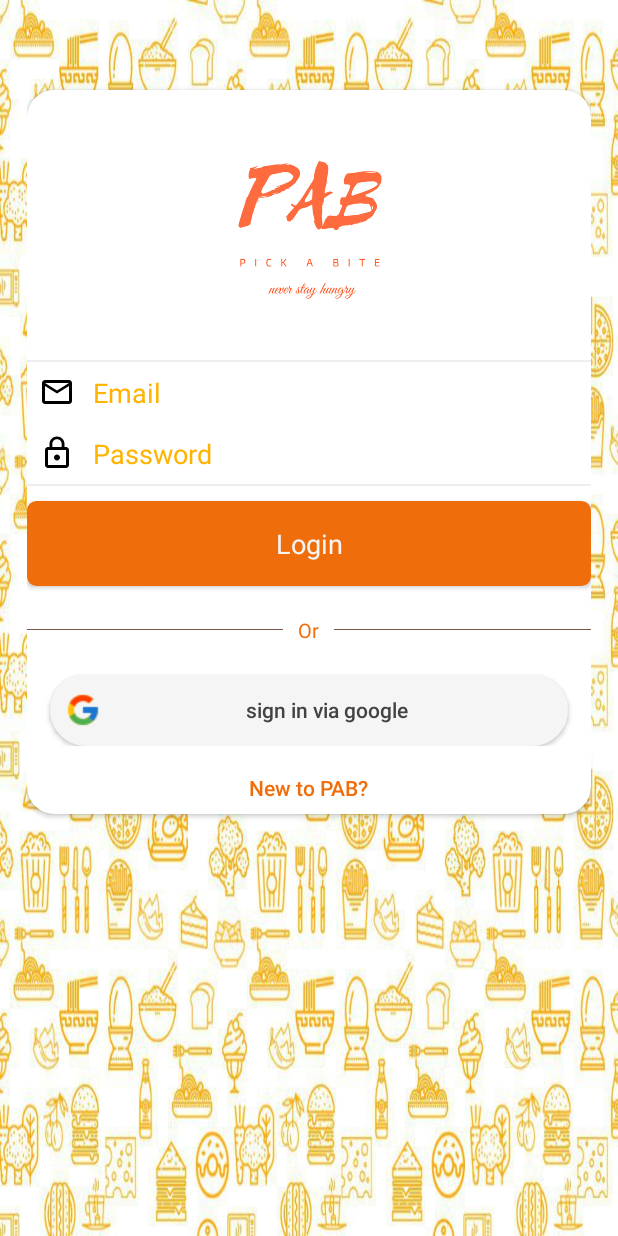
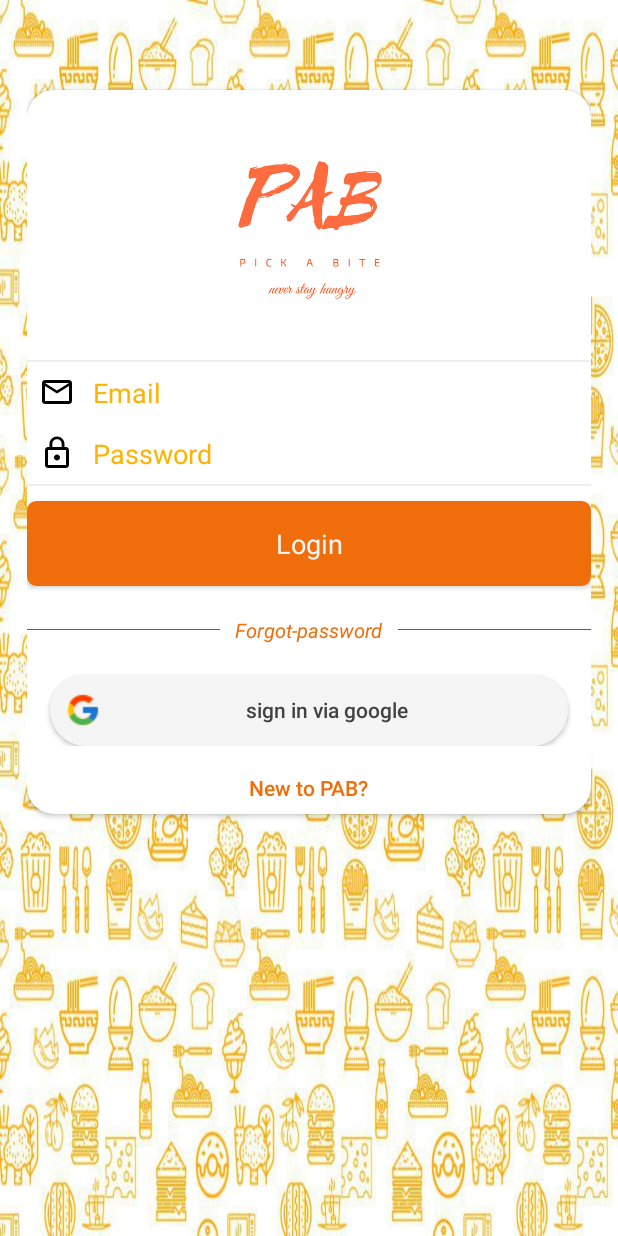
Before and after one commit to akhil117/PickABite-Updated, an Android app: the screen it shows after launch (LogIn), on a phone screen of 412 x 824 dp. Run offline under Robolectric (Android 15) with nearby library versions, the phone set to English and light mode, and no system bars; our stand-ins replace Firebase (no records; nobody signed in at launch, a user with empty details on screens opened directly).

Commit message:
Added some changes

```diff
--- a/PBR/app/build.gradle
+++ b/PBR/app/build.gradle
@@ -47,4 +47,5 @@ dependencies {
 
 
 
+
 apply plugin: 'com.google.gms.google-services'
--- a/PBR/app/src/main/AndroidManifest.xml
+++ b/PBR/app/src/main/AndroidManifest.xml
@@ -36,7 +36,8 @@
             android:name=".Signup"
             android:noHistory="true" />
         <activity android:name=".addingitemstocart" />
-        <activity android:name=".BillActivity"></activity>
+        <activity android:name=".BillActivity" />
+        <activity android:name=".Forgot"></activity>
     </application>
 
 </manifest>
--- a/PBR/app/src/main/java/com/example/itachi/com/pbr/LogIn.java
+++ b/PBR/app/src/main/java/com/example/itachi/com/pbr/LogIn.java
@@ -16,7 +16,7 @@ import com.google.firebase.auth.FirebaseAuth;
 
 public class LogIn extends AppCompatActivity {
     private FirebaseAuth mAuth;
-    TextView email,password;
+    TextView email,password,fpassword;
     Button signup;
     @Override
     protected void onCreate(Bundle savedInstanceState) {
@@ -24,6 +24,15 @@ public class LogIn extends AppCompatActivity {
         setContentView(R.layout.activity_log_in);
         getSupportActionBar().hide();
         mAuth = FirebaseAuth.getInstance();
+        fpassword = (TextView)findViewById(R.id.forgotpassword);
+        ///CODE FOR FORGOT PASSWORD
+        fpassword.setOnClickListener(new View.OnClickListener() {
+            @Override
+            public void onClick(View view) {
+                Intent intent = new Intent(LogIn.this,Forgot.class);
+                startActivity(intent);
+            }
+        });
         if(mAuth.getCurrentUser() != null) {
             startActivity(new Intent(LogIn.this, Home.class));
         }
--- a/PBR/app/src/main/res/layout/activity_log_in.xml
+++ b/PBR/app/src/main/res/layout/activity_log_in.xml
@@ -9,13 +9,14 @@
     android:paddingTop="10dp"
     android:paddingBottom="10dp"
     android:background="@drawable/svg">
+
     <android.support.v7.widget.CardView
         android:layout_width="wrap_content"
         android:layout_height="wrap_content"
+        android:layout_gravity="center"
         android:layout_marginTop="50dp"
         android:foregroundGravity="center"
-        app:cardCornerRadius="18dp"
-        android:layout_gravity="center">
+        app:cardCornerRadius="18dp">
 
         <LinearLayout
             android:layout_width="match_parent"
@@ -57,18 +58,18 @@
 
                 <EditText
                     android:id="@+id/pass"
-                    android:drawableStart="@drawable/ic_lock_outline_black_24dp"
                     android:layout_width="match_parent"
                     android:layout_height="wrap_content"
                     android:background="@android:color/transparent"
                     android:drawablePadding="12dp"
+                    android:drawableStart="@drawable/ic_lock_outline_black_24dp"
                     android:ems="10"
                     android:hint="Password"
                     android:inputType="textPassword"
                     android:maxLines="1"
                     android:padding="8dp"
                     android:textColor="@color/yellow"
-                    android:textColorHint="@color/yellow"/>
+                    android:textColorHint="@color/yellow" />
 
                 <View
                     android:layout_width="fill_parent"
@@ -77,49 +78,52 @@
 
                 <Button
                     android:id="@+id/login"
-                    android:onClick="login"
                     style="@style/Base.TextAppearance.AppCompat.Body1"
                     android:layout_width="match_parent"
                     android:layout_height="wrap_content"
                     android:layout_marginTop="10dp"
                     android:background="@drawable/background_login"
                     android:clickable="true"
+                    android:focusable="true"
+                    android:onClick="login"
                     android:padding="16dp"
                     android:text="Login"
                     android:textAllCaps="false"
                     android:textColor="#F5F5F5"
-                    android:textSize="18sp"
-                    android:focusable="true" />
+                    android:textSize="18sp" />
 
                 <LinearLayout
                     android:layout_width="match_parent"
                     android:layout_height="wrap_content"
+                    android:layout_marginBottom="10dp"
                     android:layout_marginTop="20dp"
-                    android:layout_marginBottom="10dp"
                     android:gravity="center_horizontal">
+
                     <View
+                        android:layout_width="50dp"
                         android:layout_height="0.5dp"
-                        android:layout_width="50dp"
-                        android:background="#795548"
                         android:layout_gravity="center"
-                        android:layout_weight = "1"/>
+                        android:layout_weight="1"
+                        android:background="#795548" />
 
                     <TextView
-                        android:layout_marginStart="10dp"
-                        android:layout_marginEnd="10dp"
+                        android:id="@+id/forgotpassword"
                         android:layout_width="wrap_content"
                         android:layout_height="wrap_content"
-                        android:text="Or"
+                        android:layout_gravity="center"
+                        android:layout_marginEnd="10dp"
+                        android:layout_marginStart="10dp"
+                        android:text="Forgot-password"
+                        android:textStyle="italic"
                         android:textColor="#ef6e0b"
-                        android:layout_gravity="center"
-                        android:textSize="13sp"/>
+                        android:textSize="13sp" />
 
                     <View
+                        android:layout_width="50dp"
                         android:layout_height="0.5dp"
-                        android:layout_width="50dp"
-                        android:background="#795548"
                         android:layout_gravity="center"
-                        android:layout_weight = "1"/>
+                        android:layout_weight="1"
+                        android:background="#795548" />
                 </LinearLayout>
 
                 <LinearLayout
@@ -129,37 +133,37 @@
 
                     <Button
                         android:id="@+id/google_signup"
-                        android:clickable="true"
+                        android:layout_width="wrap_content"
+                        android:layout_height="wrap_content"
+                        android:layout_gravity="start"
                         android:layout_marginLeft="15dp"
                         android:layout_marginRight="15dp"
+                        android:layout_weight="1"
                         android:background="@drawable/googlebgrnd"
+                        android:clickable="true"
                         android:drawableStart="@drawable/google2"
-                        android:layout_height="wrap_content"
-                        android:layout_width="wrap_content"
-                        android:layout_gravity="start"
+                        android:focusable="true"
                         android:padding="10dp"
+                        android:text="sign in via google"
                         android:textAllCaps="false"
-                        android:textColor="#424242"
-                        android:text="sign in via google"
-                        android:layout_weight="1"
-                        android:focusable="true" />
+                        android:textColor="#424242" />
                 </LinearLayout>
 
                 <TextView
                     android:id="@+id/signup"
-                    android:onClick="signp"
                     style="@style/TextAppearance.AppCompat.Body2"
                     android:layout_width="wrap_content"
                     android:layout_height="wrap_content"
+                    android:layout_gravity="center"
                     android:layout_marginTop="10dp"
-                    android:layout_gravity="center"
                     android:clickable="true"
+                    android:focusable="true"
+                    android:maxLines="1"
+                    android:onClick="signp"
                     android:padding="8dp"
-                    android:maxLines="1"
                     android:text="New to PAB?"
                     android:textColor="#ef6e0b"
-                    android:textSize="14sp"
-                    android:focusable="true" />
+                    android:textSize="14sp" />
 
             </LinearLayout>
         </LinearLayout>
--- a/PBR/app/src/main/res/layout/cartlist.xml
+++ b/PBR/app/src/main/res/layout/cartlist.xml
@@ -7,6 +7,7 @@
     <android.support.v7.widget.CardView
         android:layout_width="match_parent"
         android:layout_height="wrap_content"
+        android:id="@+id/cardadaptor"
         android:layout_margin="5dp">
 
         <RelativeLayout
--- a/PBR/app/src/main/res/values/strings.xml
+++ b/PBR/app/src/main/res/values/strings.xml
@@ -1,4 +1,8 @@
 <resources>
     <string name="app_name">PAB2</string>
     <string name="quantity">Quantity :</string>
+    <string name="back"><![CDATA[<<Back]]></string>
+    <string name="forgot_password">Forgot PassWord????</string>
+    <string name="we_just_need_your_registered_email_id_to_sent_you_password_reset_instructions">We just need your registered Email Id to sent you password reset instructions.</string>
+    <string name="enter_the_email">Enter the email</string>
 </resources>
```
Also changed, not shown: PBR/app/src/main/java/com/example/itachi/com/pbr/CartAdaptor.java (+60 -1 lines), PBR/app/src/main/java/com/example/itachi/com/pbr/Checkout.java (+15 -7 lines), PBR/app/src/main/java/com/example/itachi/com/pbr/Forgot.java (added, +55 -0 lines), PBR/app/src/main/java/com/example/itachi/com/pbr/Home.java (+28 -1 lines), PBR/app/src/main/java/com/example/itachi/com/pbr/addingitemstocart.java (+36 -51 lines), PBR/app/src/main/res/layout/activity_forgot.xml (added, +92 -0 lines), PBR/app/src/main/res/layout/dialog.xml (added, +12 -0 lines), PBR/app/src/main/res/menu/main.xml (added, +16 -0 lines).
